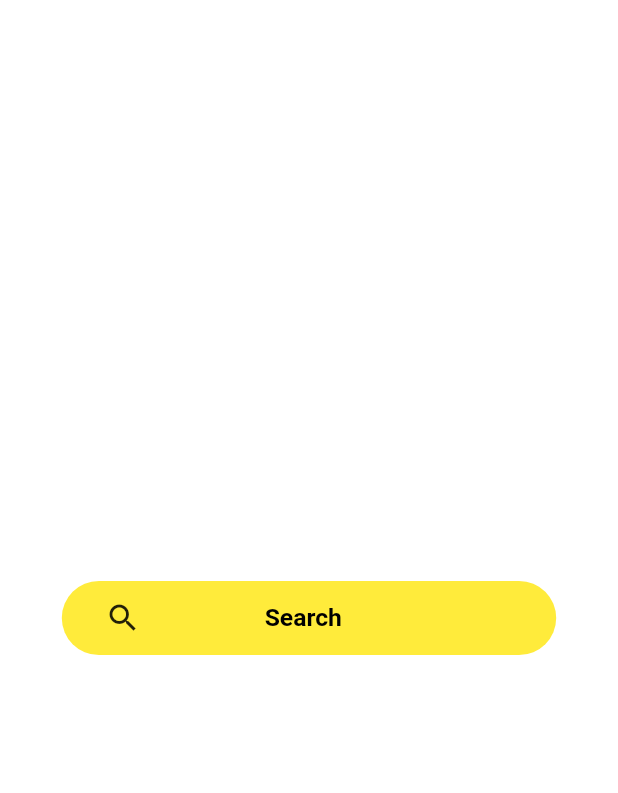
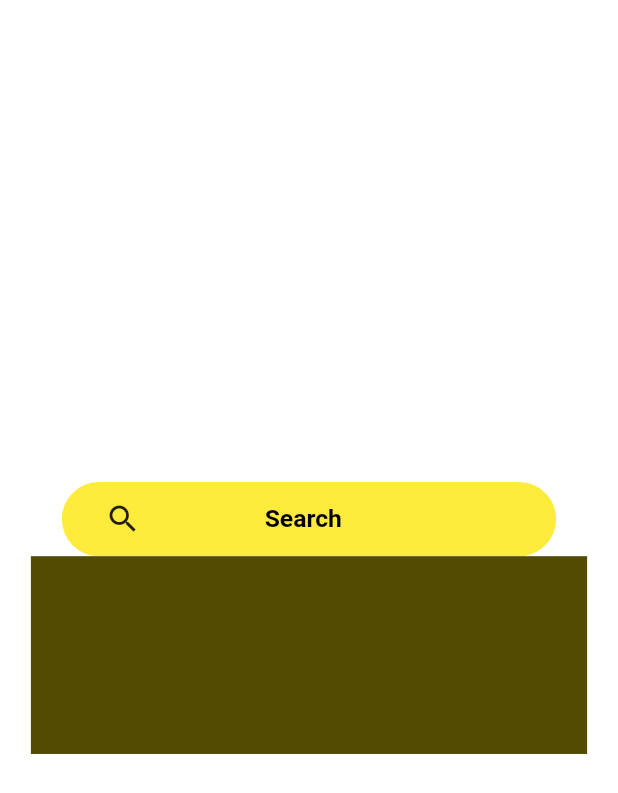
Before and after one commit to PrabeshPP/Sneakers-Shop, a Flutter app: the screen it shows after launch, on a phone screen of 412 x 824 dp. Shown: the top 793 px of the screen. Run offline on Flutter 3.47's test engine with Material 2 defaults, Android fonts, the phone set to English and light mode, and no system bars; our stand-ins replace bloc, equatable, flutter_bloc, google_fonts, shared_preferences.

Commit message:
OfferCard UI

```diff
--- a/sneakers/lib/view/widgets/UI/homepage/home_page_ui.dart
+++ b/sneakers/lib/view/widgets/UI/homepage/home_page_ui.dart
@@ -1,4 +1,5 @@
 import 'package:flutter/material.dart';
+import 'package:nepseapp/view/widgets/UI/homepage/offer.dart';
 import 'package:nepseapp/view/widgets/UI/homepage/search_bar.dart';
 
 class HomePageUI extends StatelessWidget {
@@ -14,7 +15,8 @@ class HomePageUI extends StatelessWidget {
         child: Column(
           mainAxisAlignment: MainAxisAlignment.center,
           children: const [
-            SearchBarUI()
+            SearchBarUI(),
+            OfferCard(),
 
           ],
         ),
--- a/sneakers/lib/view/widgets/UI/homepage/offer.dart
+++ b/sneakers/lib/view/widgets/UI/homepage/offer.dart
@@ -0,0 +1,17 @@
+import 'package:flutter/material.dart';
+
+class OfferCard extends StatelessWidget {
+  const OfferCard({Key? key}) : super(key: key);
+
+  @override
+  Widget build(BuildContext context) {
+    var size = MediaQuery.of(context).size;
+    return Container(
+      height: size.height*0.16,
+      width: size.width*0.9,
+      decoration: const BoxDecoration(
+        color: Color.fromARGB(255, 83, 75, 1)
+      ),
+    );
+  }
+}
```
